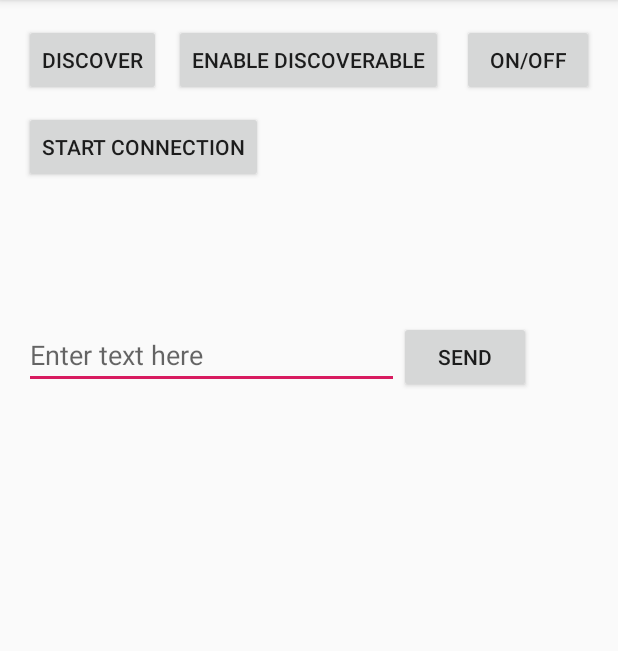
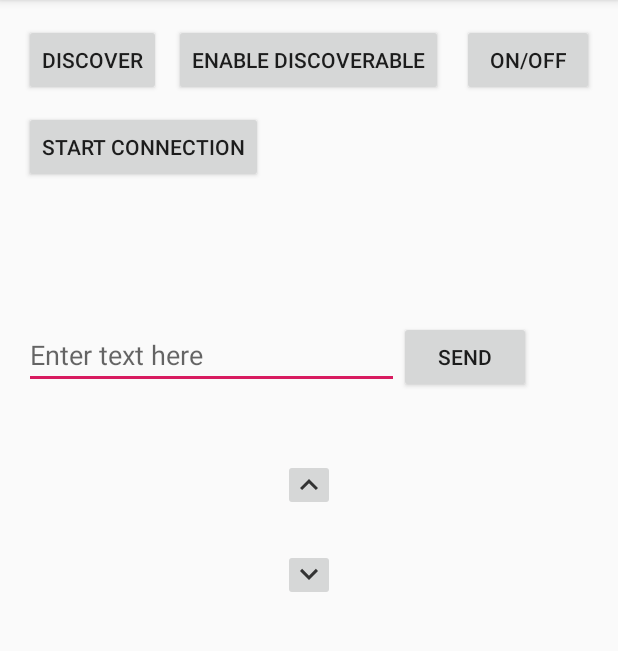
Before and after one commit to DIT112-V19/group-01, an Android app: the screen it shows after launch (MainActivity), on a phone screen of 412 x 824 dp, the part 84-735 px from its top. Run offline under Robolectric (Android 15) with nearby library versions, the phone set to English and light mode, and no system bars.

Commit message:
drive car in two directions using app

```diff
--- a/BtSendData/app/src/main/java/com/example/myapplication/MainActivity.java
+++ b/BtSendData/app/src/main/java/com/example/myapplication/MainActivity.java
@@ -15,6 +15,7 @@ import android.view.View;
 import android.widget.AdapterView;
 import android.widget.Button;
 import android.widget.EditText;
+import android.widget.ImageButton;
 import android.widget.ListView;
 
 import java.nio.charset.Charset;
@@ -27,13 +28,14 @@ public class MainActivity extends AppCompatActivity implements AdapterView.OnIte
 
     BluetoothAdapter mBluetoothAdapter;
     Button btnEnableDisable_Discoverable;
-
     BluetoothConnectionService mBluetoothConnection;
-
     Button btnStartConnection;
     Button btnSend;
+    EditText etSend;
+    ImageButton upward_arrow ;
+    ImageButton downward_arrow;
 
-    EditText etSend;
+
 
     private static final UUID MY_UUID_INSECURE =
             //UUID.fromString("075efdf0-199f-43ac-b643-90cb838b2e49");
@@ -186,6 +188,8 @@ public class MainActivity extends AppCompatActivity implements AdapterView.OnIte
         mBTDevices = new ArrayList<>();
 
         btnStartConnection = (Button) findViewById(R.id.btnStartConnection);
+        upward_arrow = (ImageButton) findViewById(R.id.arrows_UP);
+        downward_arrow = (ImageButton) findViewById(R.id.arrows_DOWN);
         btnSend = (Button) findViewById(R.id.btnSend);
         etSend = (EditText) findViewById(R.id.editText);
         //Broadcasts when bond state changes (ie:pairing)
@@ -195,6 +199,31 @@ public class MainActivity extends AppCompatActivity implements AdapterView.OnIte
         mBluetoothAdapter = BluetoothAdapter.getDefaultAdapter();
 
         lvNewDevices.setOnItemClickListener(MainActivity.this);
+
+
+        //These two methods are for testing if the up and down button responds by sending letters to the serial monitor of the car
+        upward_arrow.setOnClickListener(new View.OnClickListener() {
+            @Override
+            public void onClick(View v) {
+                String w = "w";
+                byte[] bytes = w.getBytes(Charset.defaultCharset());
+                mBluetoothConnection.write(bytes);
+
+
+
+            }
+        });
+        downward_arrow.setOnClickListener(new View.OnClickListener() {
+            @Override
+            public void onClick(View v) {
+                String w = "s";
+                byte[] bytes = w.getBytes(Charset.defaultCharset());
+                mBluetoothConnection.write(bytes);
+
+
+
+            }
+        });
 
 
         btnONOFF.setOnClickListener(new View.OnClickListener() {
--- /dev/null
+++ b/BtSendData/app/src/main/res/drawable-anydpi/downward_arrow.xml
@@ -0,0 +1,10 @@
+<vector xmlns:android="http://schemas.android.com/apk/res/android"
+    android:width="24dp"
+    android:height="24dp"
+    android:viewportWidth="24"
+    android:viewportHeight="24"
+    android:tint="#333333">
+    <path
+        android:fillColor="#FF000000"
+        android:pathData="M7.41,7.84L12,12.42l4.59,-4.58L18,9.25l-6,6 -6,-6z"/>
+</vector>
--- /dev/null
+++ b/BtSendData/app/src/main/res/drawable-anydpi/upward_arrow.xml
@@ -0,0 +1,10 @@
+<vector xmlns:android="http://schemas.android.com/apk/res/android"
+    android:width="24dp"
+    android:height="24dp"
+    android:viewportWidth="24"
+    android:viewportHeight="24"
+    android:tint="#333333">
+    <path
+        android:fillColor="#FF000000"
+        android:pathData="M7.41,15.41L12,10.83l4.59,4.58L18,14l-6,-6 -6,6z"/>
+</vector>
--- a/BtSendData/app/src/main/res/layout/activity_main.xml
+++ b/BtSendData/app/src/main/res/layout/activity_main.xml
@@ -66,6 +66,27 @@
         android:layout_toRightOf="@+id/editText"
         android:layout_below="@id/lvNewDevices"/>
 
+    <ImageButton
+        android:src="@drawable/upward_arrow"
+        android:layout_width="wrap_content"
+        android:layout_height="wrap_content"
+        android:padding="5dp"
+        android:id="@+id/arrows_UP"
+        android:layout_centerHorizontal="true"
+        android:layout_marginTop="290dp"
+
+        />
+    <ImageButton
+        android:src="@drawable/downward_arrow"
+        android:layout_width="wrap_content"
+        android:layout_height="wrap_content"
+        android:padding="5dp"
+        android:id="@+id/arrows_DOWN"
+        android:layout_centerHorizontal="true"
+        android:layout_marginTop="350dp"
+
+        />
+
 
 
 
--- a/BtSendData/build.gradle
+++ b/BtSendData/build.gradle
@@ -7,7 +7,7 @@ buildscript {
 
     }
     dependencies {
-        classpath 'com.android.tools.build:gradle:3.3.2'
+        classpath 'com.android.tools.build:gradle:3.4.0'
 
         // NOTE: Do not place your application dependencies here; they belong
         // in the individual module build.gradle files
```
Also changed, not shown: BtSendData/app/src/main/res/drawable-hdpi/downward_arrow.png (added), BtSendData/app/src/main/res/drawable-hdpi/upward_arrow.png (added), BtSendData/app/src/main/res/drawable-mdpi/downward_arrow.png (added), BtSendData/app/src/main/res/drawable-mdpi/upward_arrow.png (added), BtSendData/app/src/main/res/drawable-xhdpi/downward_arrow.png (added), BtSendData/app/src/main/res/drawable-xhdpi/upward_arrow.png (added), BtSendData/app/src/main/res/drawable-xxhdpi/downward_arrow.png (added), BtSendData/app/src/main/res/drawable-xxhdpi/upward_arrow.png (added), BtSendData/gradle/wrapper/gradle-wrapper.properties.
